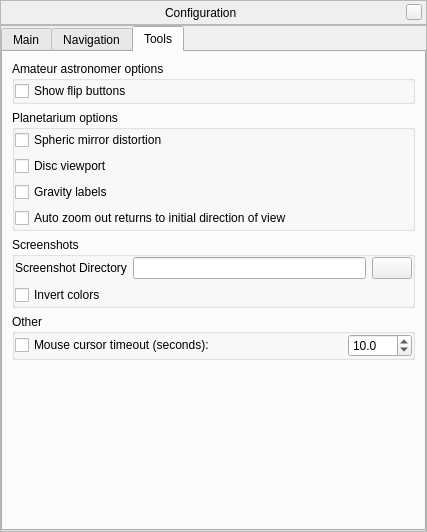
Before: the Qt Designer form src/gui/configurationDialog.ui in 519984307/stellarium_src, drawn with Qt 5.
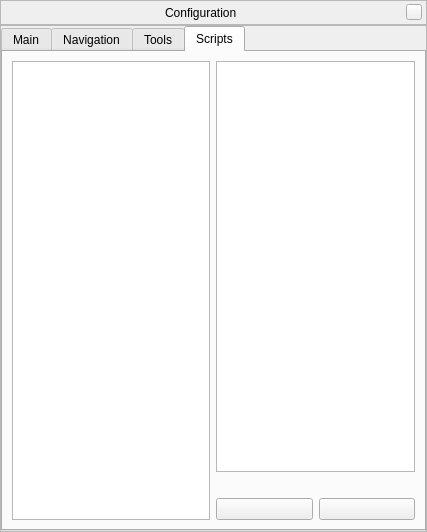
After: the same form once the commit is applied. Icons and pictures are not drawn. Custom widgets are drawn as their Qt base class.

Commit message: scripting in the config window

What changed in the file:
```diff
--- a/src/gui/configurationDialog.ui
+++ b/src/gui/configurationDialog.ui
@@ -147,7 +147,7 @@
          <enum>QTabWidget::Rounded</enum>
         </property>
         <property name="currentIndex" >
-         <number>2</number>
+         <number>3</number>
         </property>
         <property name="iconSize" >
          <size>
@@ -800,6 +800,64 @@
           </item>
          </layout>
         </widget>
+        <widget class="QWidget" name="tabScripts" >
+         <attribute name="title" >
+          <string>Scripts</string>
+         </attribute>
+         <layout class="QHBoxLayout" name="horizontalLayout_6" >
+          <item>
+           <widget class="QListWidget" name="scriptListWidget" />
+          </item>
+          <item>
+           <layout class="QVBoxLayout" name="verticalLayout_8" >
+            <item>
+             <widget class="QTextBrowser" name="scriptInfoBrowser" />
+            </item>
+            <item>
+             <widget class="QLabel" name="scriptStatusLabel" >
+              <property name="text" >
+               <string/>
+              </property>
+             </widget>
+            </item>
+            <item>
+             <layout class="QHBoxLayout" name="horizontalLayout_4" >
+              <item>
+               <widget class="QPushButton" name="runScriptButton" >
+                <property name="enabled" >
+                 <bool>true</bool>
+                </property>
+                <property name="text" >
+                 <string/>
+                </property>
+                <property name="icon" >
+                 <iconset resource="../../data/mainRes.qrc" >
+                  <normaloff>:/graphicGui/gui/btScriptRun-on.png</normaloff>
+                  <disabledoff>:/graphicGui/gui/btScriptRun-off.png</disabledoff>:/graphicGui/gui/btScriptRun-on.png</iconset>
+                </property>
+               </widget>
+              </item>
+              <item>
+               <widget class="QPushButton" name="stopScriptButton" >
+                <property name="enabled" >
+                 <bool>true</bool>
+                </property>
+                <property name="text" >
+                 <string/>
+                </property>
+                <property name="icon" >
+                 <iconset resource="../../data/mainRes.qrc" >
+                  <normaloff>:/graphicGui/gui/btScriptStop-on.png</normaloff>
+                  <disabledoff>:/graphicGui/gui/btScriptStop-off.png</disabledoff>:/graphicGui/gui/btScriptStop-on.png</iconset>
+                </property>
+               </widget>
+              </item>
+             </layout>
+            </item>
+           </layout>
+          </item>
+         </layout>
+        </widget>
        </widget>
       </item>
      </layout>
```
Left out of the diff: 2 changed lines with no effect on the pictures. The commit also changes 4 other files.
